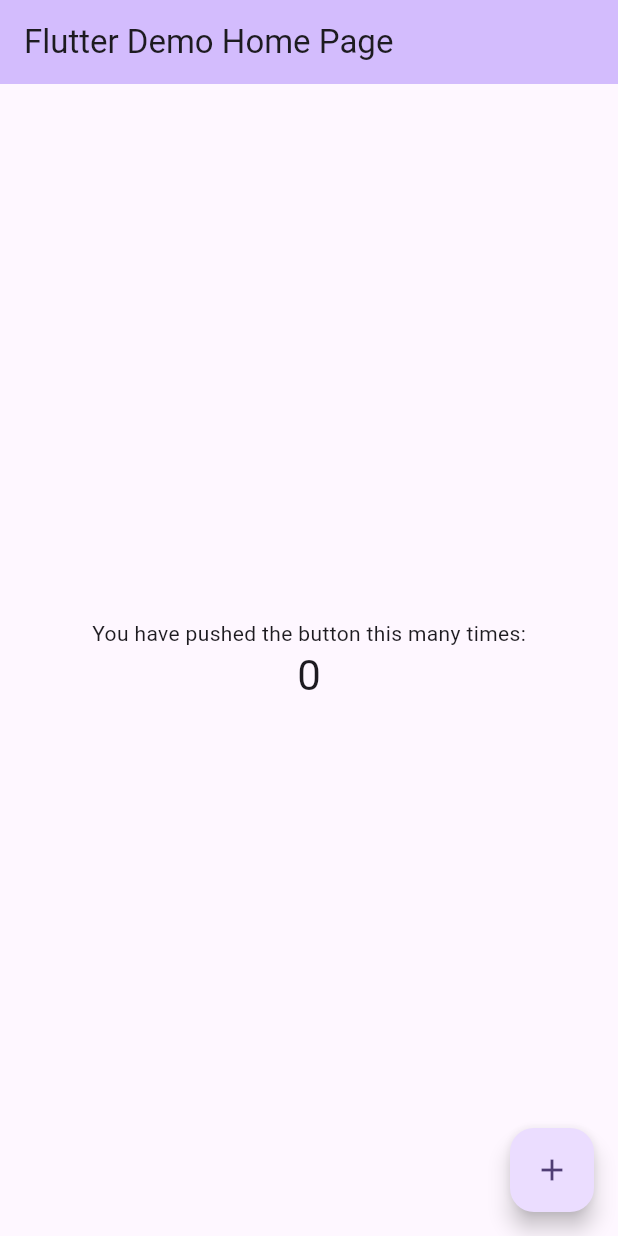
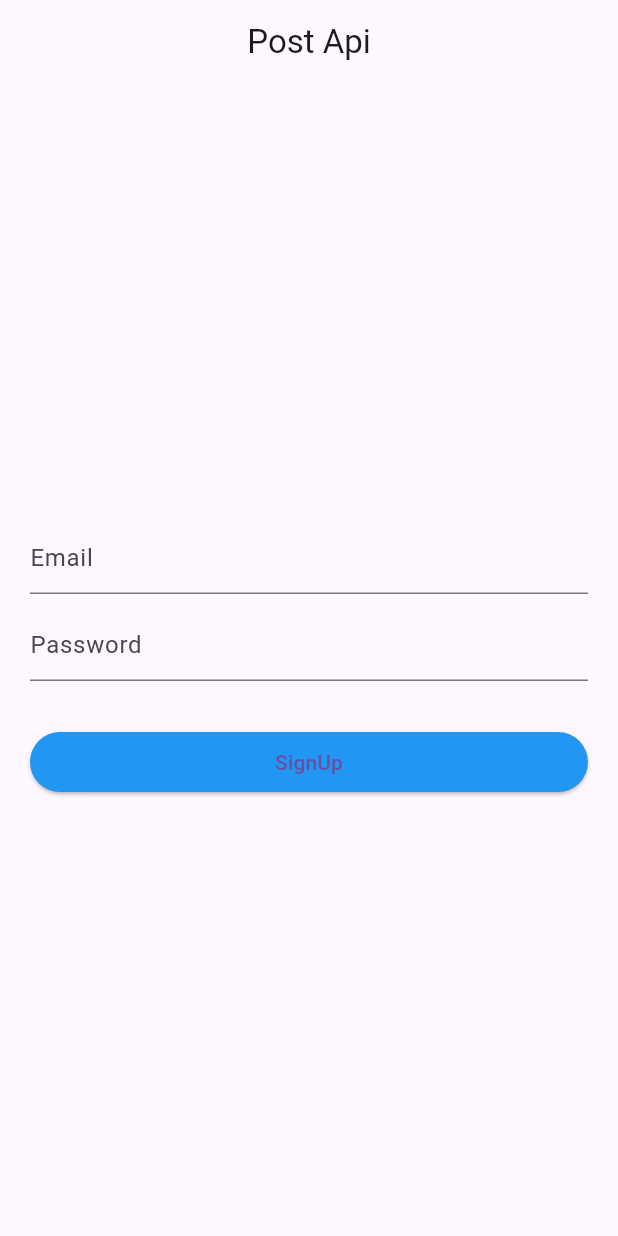
Before and after one commit to Capitalkhan/Rest-Apis-in-Flutter, a Flutter app: the screen it shows after launch, on a phone screen of 412 x 824 dp. Run offline on Flutter 3.47's test engine with Material 3 defaults, Android fonts, the phone set to English and light mode, and no system bars; our stand-ins replace velocity_x.

Commit message:
adding signUp screen

```diff
--- a/post/lib/main.dart
+++ b/post/lib/main.dart
@@ -1,4 +1,5 @@
 import 'package:flutter/material.dart';
+import 'package:post/screen/signup_screen.dart';
 
 void main() {
   runApp(const MyApp());
@@ -7,119 +8,10 @@ void main() {
 class MyApp extends StatelessWidget {
   const MyApp({super.key});
 
-  // This widget is the root of your application.
   @override
   Widget build(BuildContext context) {
     return MaterialApp(
-      title: 'Flutter Demo',
-      theme: ThemeData(
-        // This is the theme of your application.
-        //
-        // TRY THIS: Try running your application with "flutter run". You'll see
-        // the application has a purple toolbar. Then, without quitting the app,
-        // try changing the seedColor in the colorScheme below to Colors.green
-        // and then invoke "hot reload" (save your changes or press the "hot
-        // reload" button in a Flutter-supported IDE, or press "r" if you used
-        // the command line to start the app).
-        //
-        // Notice that the counter didn't reset back to zero; the application
-        // state is not lost during the reload. To reset the state, use hot
-        // restart instead.
-        //
-        // This works for code too, not just values: Most code changes can be
-        // tested with just a hot reload.
-        colorScheme: ColorScheme.fromSeed(seedColor: Colors.deepPurple),
-        useMaterial3: true,
-      ),
-      home: const MyHomePage(title: 'Flutter Demo Home Page'),
+      home: SignUpScreen(),
     );
   }
 }
-
-class MyHomePage extends StatefulWidget {
-  const MyHomePage({super.key, required this.title});
-
-  // This widget is the home page of your application. It is stateful, meaning
-  // that it has a State object (defined below) that contains fields that affect
-  // how it looks.
-
-  // This class is the configuration for the state. It holds the values (in this
-  // case the title) provided by the parent (in this case the App widget) and
-  // used by the build method of the State. Fields in a Widget subclass are
-  // always marked "final".
-
-  final String title;
-
-  @override
-  State<MyHomePage> createState() => _MyHomePageState();
-}
-
-class _MyHomePageState extends State<MyHomePage> {
-  int _counter = 0;
-
-  void _incrementCounter() {
-    setState(() {
-      // This call to setState tells the Flutter framework that something has
-      // changed in this State, which causes it to rerun the build method below
-      // so that the display can reflect the updated values. If we changed
-      // _counter without calling setState(), then the build method would not be
-      // called again, and so nothing would appear to happen.
-      _counter++;
-    });
-  }
-
-  @override
-  Widget build(BuildContext context) {
-    // This method is rerun every time setState is called, for instance as done
-    // by the _incrementCounter method above.
-    //
-    // The Flutter framework has been optimized to make rerunning build methods
-    // fast, so that you can just rebuild anything that needs updating rather
-    // than having to individually change instances of widgets.
-    return Scaffold(
-      appBar: AppBar(
-        // TRY THIS: Try changing the color here to a specific color (to
-        // Colors.amber, perhaps?) and trigger a hot reload to see the AppBar
-        // change color while the other colors stay the same.
-        backgroundColor: Theme.of(context).colorScheme.inversePrimary,
-        // Here we take the value from the MyHomePage object that was created by
-        // the App.build method, and use it to set our appbar title.
-        title: Text(widget.title),
-      ),
-      body: Center(
-        // Center is a layout widget. It takes a single child and positions it
-        // in the middle of the parent.
-        child: Column(
-          // Column is also a layout widget. It takes a list of children and
-          // arranges them vertically. By default, it sizes itself to fit its
-          // children horizontally, and tries to be as tall as its parent.
-          //
-          // Column has various properties to control how it sizes itself and
-          // how it positions its children. Here we use mainAxisAlignment to
-          // center the children vertically; the main axis here is the vertical
-          // axis because Columns are vertical (the cross axis would be
-          // horizontal).
-          //
-          // TRY THIS: Invoke "debug painting" (choose the "Toggle Debug Paint"
-          // action in the IDE, or press "p" in the console), to see the
-          // wireframe for each widget.
-          mainAxisAlignment: MainAxisAlignment.center,
-          children: <Widget>[
-            const Text(
-              'You have pushed the button this many times:',
-            ),
-            Text(
-              '$_counter',
-              style: Theme.of(context).textTheme.headlineMedium,
-            ),
-          ],
-        ),
-      ),
-      floatingActionButton: FloatingActionButton(
-        onPressed: _incrementCounter,
-        tooltip: 'Increment',
-        child: const Icon(Icons.add),
-      ), // This trailing comma makes auto-formatting nicer for build methods.
-    );
-  }
-}
--- /dev/null
+++ b/post/lib/screen/signup_screen.dart
@@ -0,0 +1,79 @@
+import 'dart:convert';
+
+import 'package:flutter/material.dart';
+import 'package:http/http.dart';
+
+class SignUpScreen extends StatelessWidget {
+  TextEditingController emailController = TextEditingController();
+  TextEditingController passwordController = TextEditingController();
+
+  // email    : eve.holt@reqres.in
+  // password : pistol
+  void login(String email, password) async {
+    try {
+      Response response = await post(
+        Uri.parse('https://reqres.in/api/register'),
+        body: {'email': email, 'password': password},
+      );
+
+      if (response.statusCode == 200) {
+        var data = jsonDecode(response.body.toString());
+        print(data.toString());
+        print('account created successfully');
+      } else {
+        print('failed');
+      }
+    } catch (e) {
+      print(e);
+    }
+  }
+
+  @override
+  Widget build(BuildContext context) {
+    return Scaffold(
+      appBar: AppBar(
+        title: Center(
+          child: Text("Post Api"),
+        ),
+      ),
+      body: Padding(
+        padding: EdgeInsets.all(20),
+        child: Column(
+          mainAxisAlignment: MainAxisAlignment.center,
+          children: [
+            TextFormField(
+              controller: emailController,
+              decoration: InputDecoration(
+                hintText: 'Email',
+              ),
+            ),
+            SizedBox(
+              height: 10,
+            ),
+            TextFormField(
+              controller: passwordController,
+              decoration: InputDecoration(
+                hintText: 'Password',
+              ),
+            ),
+            SizedBox(
+              height: 30,
+            ),
+            ElevatedButton(
+                style: ButtonStyle(
+                  backgroundColor:
+                      MaterialStateColor.resolveWith((states) => Colors.blue),
+                ),
+                onPressed: () {
+                  login(emailController.text.toString(),
+                      passwordController.text.toString());
+                },
+                child: Center(
+                  child: Text("SignUp"),
+                ))
+          ],
+        ),
+      ),
+    );
+  }
+}
```
